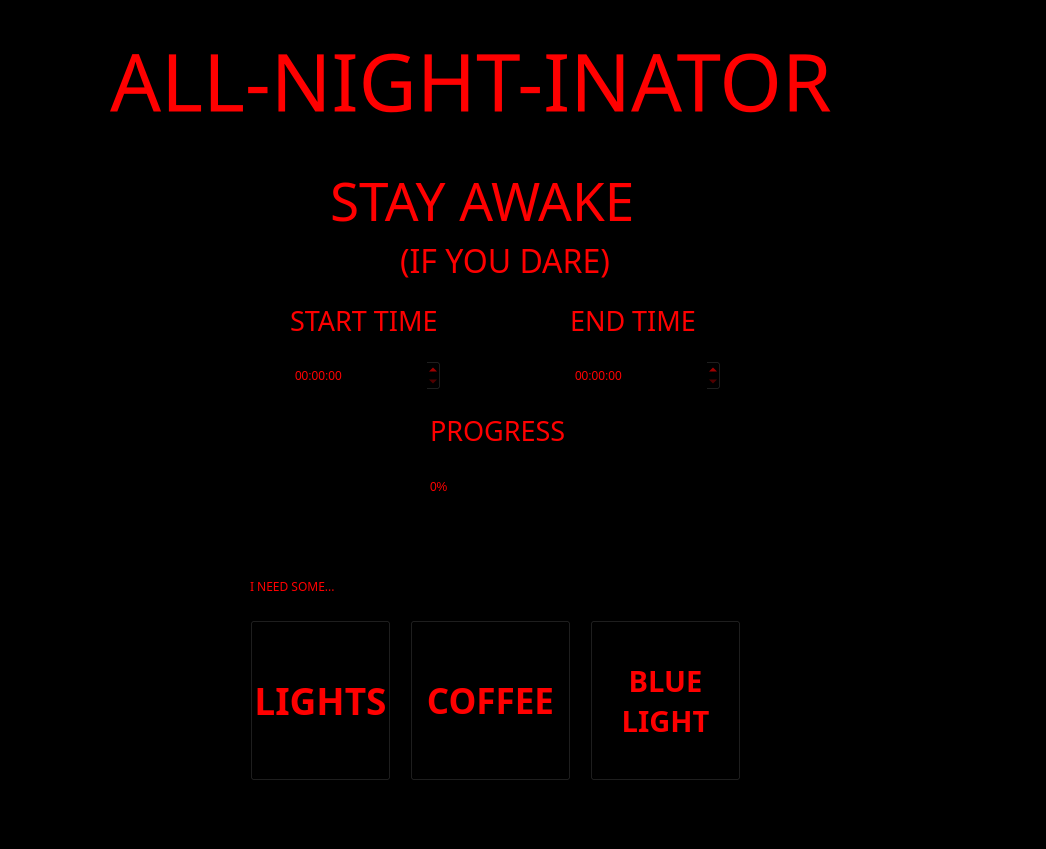
Above: mainwindow.ui from JMielbrecht-Class-Projects/All-Night-Inator_Team-LeMorse before the change. Below: the same form after it.
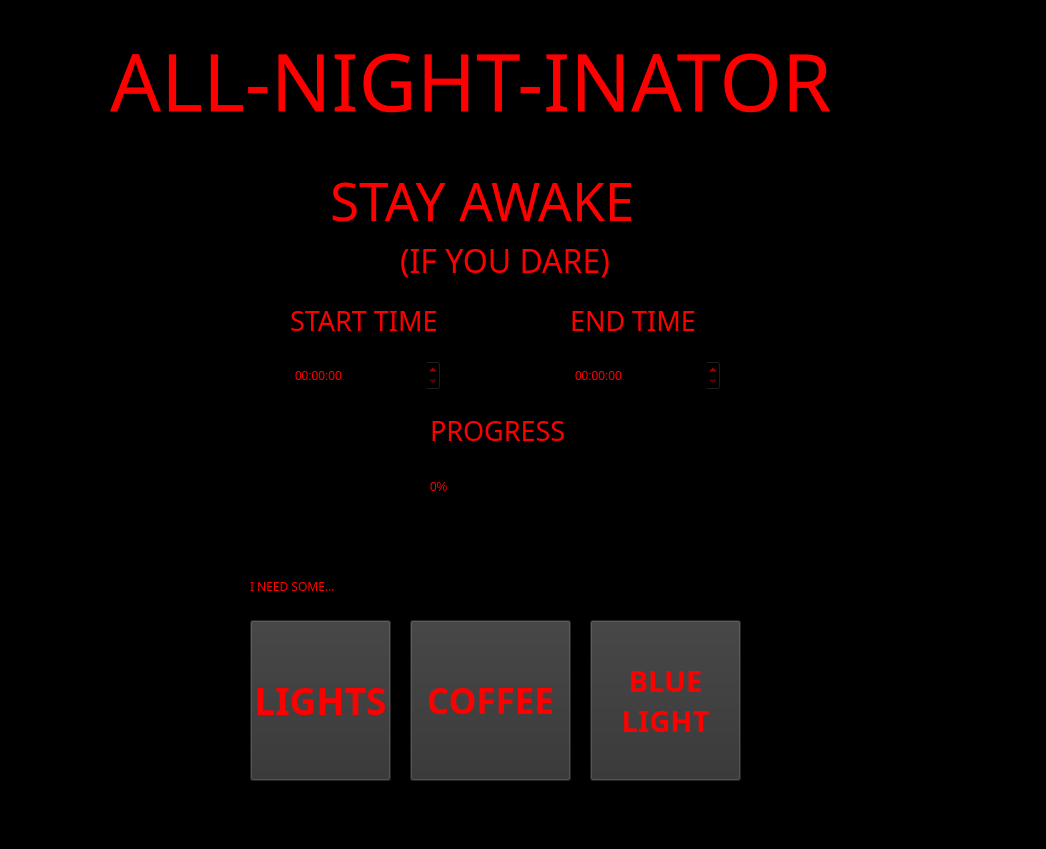
That is the form after the change. Icons and pictures are not drawn.

Commit message:
Slight touchup on UI colors
I changed the three buttons at the bottom to a greyish color to
popout from the background, implicit design.

The edit to the form file:
```diff
--- a/mainwindow.ui
+++ b/mainwindow.ui
@@ -61,7 +61,7 @@
     <property name="styleSheet">
      <string notr="true">QPushButton {
 	
-	background-color: rgb(0, 0, 0);
+	background-color: rgb(50, 50, 50);
 	image: url(:/Images/CoffeePot.jpg);
  	color: rgb(255, 0, 0);
 }</string>
@@ -92,7 +92,7 @@
     <property name="styleSheet">
      <string notr="true">QPushButton {
 	
-	background-color: rgb(0, 0, 0);
+	background-color: rgb(50,50, 50);
 	image: url(:/Images/Light.jpg);
 	color: rgb(255, 0, 0);
 }</string>
@@ -122,7 +122,7 @@
      <string notr="true">QPushButton {
 	
 	
-	background-color: rgb(0, 0, 0);
+	background-color: rgb(50, 50, 50);
 	image: url(:/Images/BlueLight.jpg);
   	color: rgb(255, 0, 0);
 }</string>
@@ -305,7 +305,7 @@
      <rect>
       <x>430</x>
       <y>410</y>
-      <width>141</width>
+      <width>151</width>
       <height>41</height>
      </rect>
     </property>
```
Left out of the diff: 2 changed lines with no effect on the pictures. The commit also changes 1 other file.
